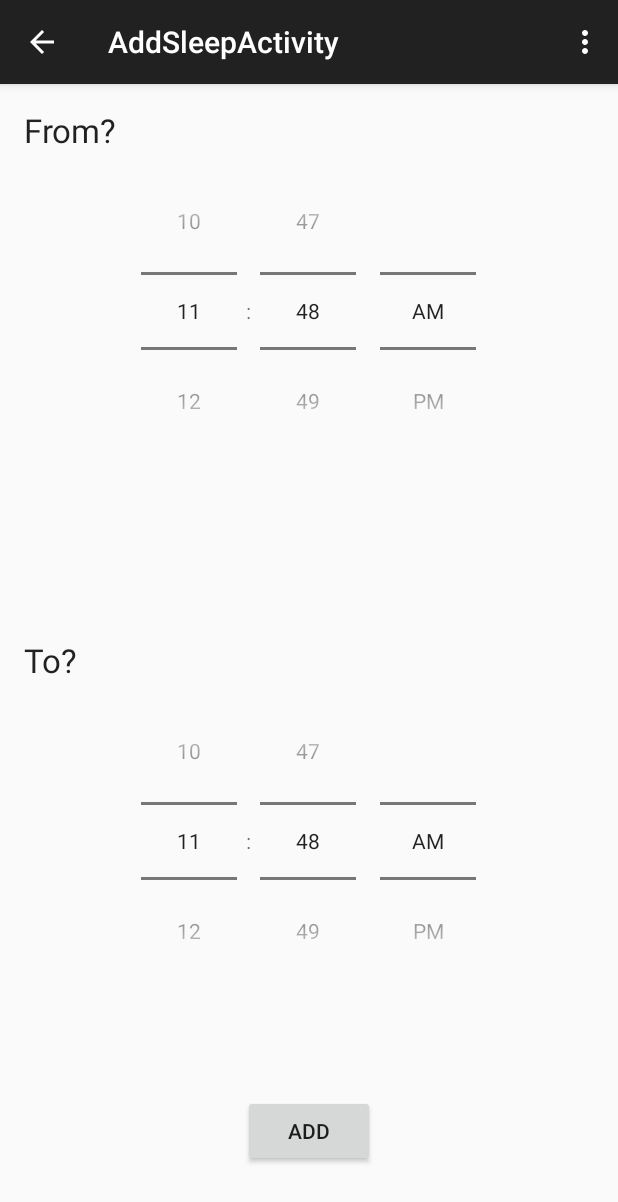
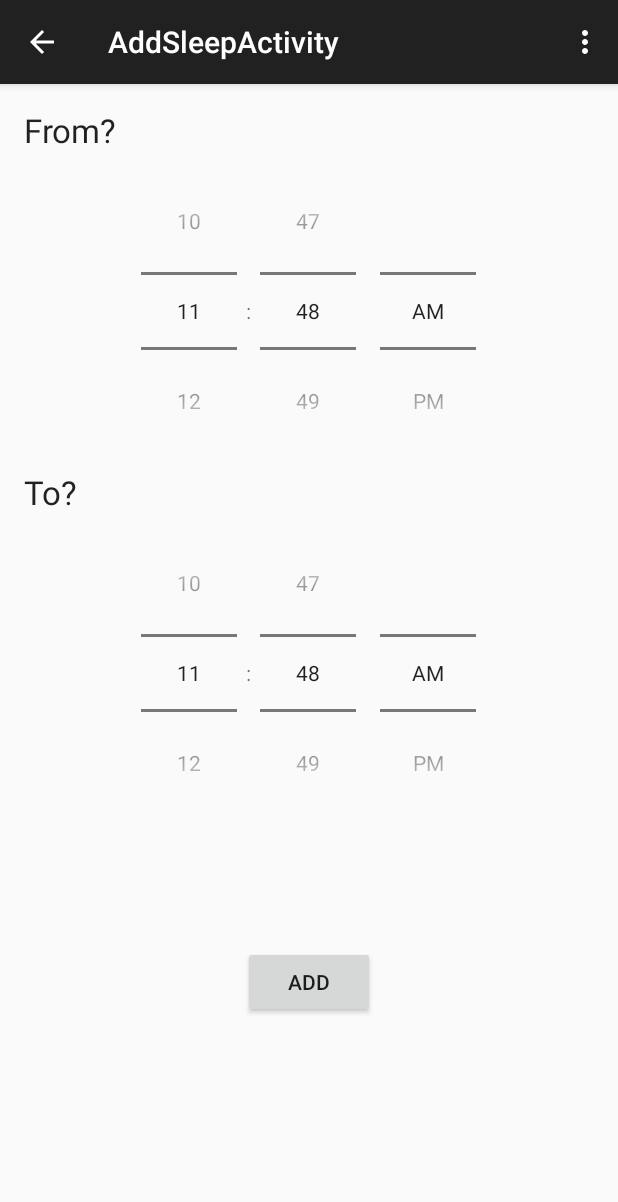
Before and after one commit to VitoInfinito/DATX02-15-39, an Android app: the AddSleepActivity screen opened directly, with no data from a screen before it, on a phone screen of 412 x 824 dp. Shown: the top 1202 px of the screen. Run offline under Robolectric (Android 15) with nearby library versions, the phone set to English and light mode, and no system bars.

Commit message:
Implemented adding a new sleep activity manually
Changed the layout swell.

```diff
--- a/ToK/app/src/main/java/com/kandidat/datx02_15_39/tok/model/sleep/SleepActivity.java
+++ b/ToK/app/src/main/java/com/kandidat/datx02_15_39/tok/model/sleep/SleepActivity.java
@@ -47,7 +47,7 @@ public class SleepActivity implements IDiaryActivity{
 
     @Override
     public Date getDate(Date d) {
-        return null;
+        return d;
     }
 
     @Override
--- a/ToK/app/src/main/java/com/kandidat/datx02_15_39/tok/model/sleep/SleepDiary.java
+++ b/ToK/app/src/main/java/com/kandidat/datx02_15_39/tok/model/sleep/SleepDiary.java
@@ -30,7 +30,7 @@ public class SleepDiary extends AbstractDiary {
 
     @Override
     public void addActivity(Date d, IDiaryActivity activity) {
-        addActivityToTable(d, activity);
+	    addActivityToTable(d, activity);
     }
 
     @Override
@@ -40,7 +40,7 @@ public class SleepDiary extends AbstractDiary {
 
     //Currently returns first element for testing
     public IDiaryActivity getActivityFromDate(Date d) {
-        return getActivitiesFromTable(d).get(0);
+	    return getActivitiesFromTable(d).get(0);
     }
 
     @Override
@@ -50,7 +50,7 @@ public class SleepDiary extends AbstractDiary {
 
 	@Override
 	public List<IDiaryActivity> showDaysActivities(Calendar day) {
-		return null;
+		return getActivitiesFromTable(day.getTime());
 	}
 
 	@Override
--- a/ToK/app/src/main/java/com/kandidat/datx02_15_39/tok/model/sleep/drawDiagram.java
+++ b/ToK/app/src/main/java/com/kandidat/datx02_15_39/tok/model/sleep/drawDiagram.java
@@ -10,10 +10,10 @@ import android.widget.ImageView;
 /**
  * Created by tomashasselquist on 25/02/15.
  */
-public class DrawDiagram extends View {
+public class drawDiagram extends View {
     Paint paint = new Paint();
 
-    public DrawDiagram(Context context) {
+    public drawDiagram(Context context) {
         super(context);
         paint.setColor(Color.BLACK);
     }
--- a/ToK/app/src/main/res/layout/activity_add_sleep.xml
+++ b/ToK/app/src/main/res/layout/activity_add_sleep.xml
@@ -6,48 +6,92 @@
     android:paddingBottom="@dimen/activity_vertical_margin"
     tools:context="com.kandidat.datx02_15_39.tok.layout.AddSleepActivity">
 
+    <ScrollView
+        android:layout_width="fill_parent"
+        android:layout_height="wrap_content"
+        android:id="@+id/scrollView2">
+
+        <LinearLayout
+            android:layout_width="fill_parent"
+            android:layout_height="wrap_content"
+            android:orientation="vertical">
+
+            <RelativeLayout
+                android:layout_width="fill_parent"
+                android:layout_height="wrap_content">
+
                 <TextView
                     android:layout_width="wrap_content"
                     android:layout_height="wrap_content"
                     android:textAppearance="?android:attr/textAppearanceLarge"
                     android:text="From?"
-        android:id="@+id/title" />
+                    android:id="@+id/textFrom" />
+
+                <ScrollView
+                    android:layout_width="wrap_content"
+                    android:layout_height="wrap_content"
+                    android:id="@+id/scrollView"
+                    android:layout_centerVertical="true"
+                    android:layout_alignParentLeft="true"
+                    android:layout_alignParentStart="true"/>
+
+            </RelativeLayout>
+
+            <RelativeLayout
+                android:layout_width="fill_parent"
+                android:layout_height="wrap_content">
 
                 <TimePicker
                     android:layout_width="wrap_content"
                     android:layout_height="wrap_content"
-        android:id="@+id/timePicker"
+                    android:id="@+id/startTimePicker"
                     android:timePickerMode="spinner"
-        android:layout_below="@+id/title"
                     android:layout_centerHorizontal="true" />
+            </RelativeLayout>
+
+            <RelativeLayout
+                android:layout_width="fill_parent"
+                android:layout_height="wrap_content">
 
                 <TextView
                     android:layout_width="wrap_content"
                     android:layout_height="wrap_content"
                     android:textAppearance="?android:attr/textAppearanceLarge"
                     android:text="To?"
-        android:id="@+id/title2"
+                    android:id="@+id/textTo"
                     android:layout_centerVertical="true"
-        android:layout_alignLeft="@+id/title"
-        android:layout_alignStart="@+id/title" />
+                    android:layout_alignLeft="@+id/textFrom"
+                    android:layout_alignStart="@+id/textFrom" />
+            </RelativeLayout>
+
+            <RelativeLayout
+                android:layout_width="fill_parent"
+                android:layout_height="wrap_content">
+
+                <TimePicker
+                    android:layout_width="wrap_content"
+                    android:layout_height="wrap_content"
+                    android:id="@+id/endTimePicker"
+                    android:timePickerMode="spinner"
+                    android:layout_centerHorizontal="true"/>
+            </RelativeLayout>
+
+            <RelativeLayout
+                android:layout_width="match_parent"
+                android:layout_height="200dp"
+                >
 
                 <Button
                     android:layout_width="wrap_content"
                     android:layout_height="wrap_content"
                     android:text="Add"
                     android:id="@+id/addButton"
-        android:layout_marginBottom="30dp"
                     android:onClick="addButtonOnClick"
-        android:layout_alignParentBottom="true"
-        android:layout_centerHorizontal="true" />
+                    android:layout_alignParentBottom="false"
+                    android:layout_centerInParent="true"/>
+            </RelativeLayout>
 
-    <TimePicker
-        android:layout_width="wrap_content"
-        android:layout_height="wrap_content"
-        android:id="@+id/timePicker2"
-        android:timePickerMode="spinner"
-        android:layout_below="@+id/title2"
-        android:layout_alignLeft="@+id/timePicker"
-        android:layout_alignStart="@+id/timePicker" />
+        </LinearLayout>
+    </ScrollView>
 
 </RelativeLayout>
--- a/ToK/app/src/main/res/layout/activity_sleep_home.xml
+++ b/ToK/app/src/main/res/layout/activity_sleep_home.xml
@@ -89,7 +89,7 @@
                     android:id="@+id/imageButton"
                     android:src="@drawable/moon"
                     android:layout_centerHorizontal="true"
-                    />
+                    android:onClick="addSleepButtonOnClick"/>
             </RelativeLayout>
 
             <FrameLayout
```
Also changed, not shown: ToK/app/src/main/java/com/kandidat/datx02_15_39/tok/layout/AddSleepActivity.java (+35 -0 lines), ToK/app/src/main/java/com/kandidat/datx02_15_39/tok/layout/SleepHomeActivity.java (+12 -4 lines). Lines whose indentation alone changed are shown as unchanged.
